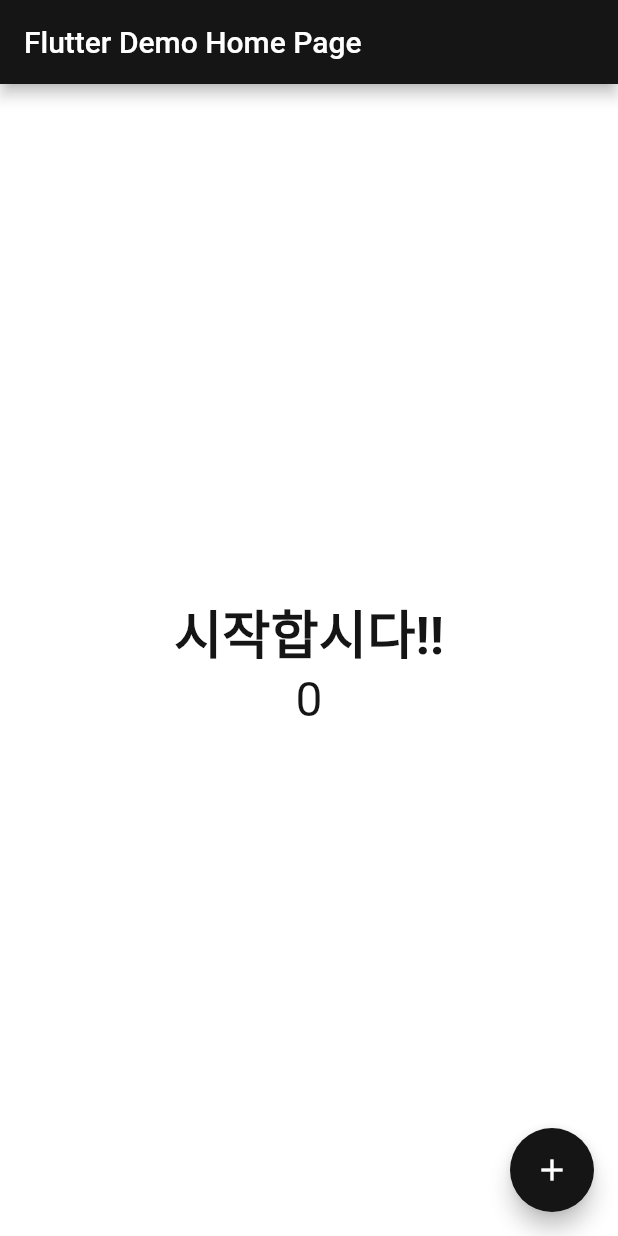
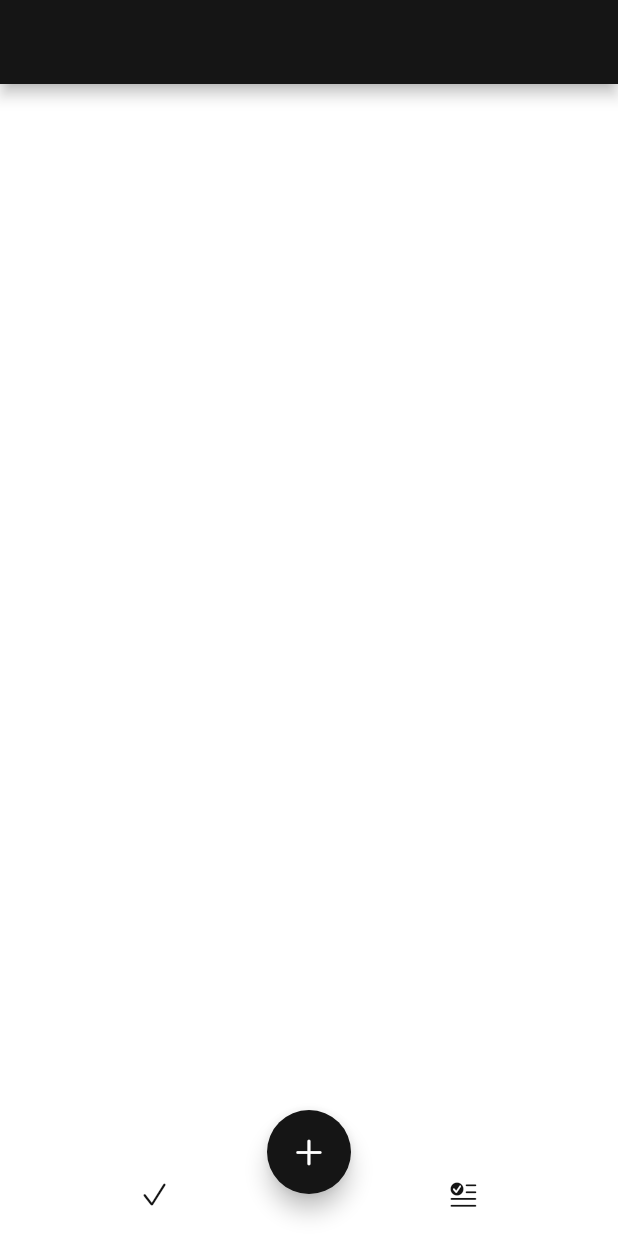
Before and after one commit to Nuri801/medaid, a Flutter app: the screen it shows after launch, on a phone screen of 412 x 824 dp. Run offline on Flutter 3.47's test engine with Material 2 defaults, Android fonts, the phone set to English and light mode, and no system bars; Roboto replaces fonts that are missing (GmarketSansTTF).

Commit message:
Creating bottomNavigationBar, BottomAppBar.

```diff
--- a/lib/main.dart
+++ b/lib/main.dart
@@ -1,5 +1,6 @@
 import 'package:flutter/material.dart';
 import 'package:medaid/components/dory_themes.dart';
+import 'package:medaid/pages/home_page.dart';
 
 void main() {
   runApp(const MyApp());
@@ -13,9 +14,7 @@ class MyApp extends StatelessWidget {
     return MaterialApp(
       title: 'Flutter Demo',
       theme: DoryThemes.lightTheme,
-      home: const MyHomePage(
-        title: 'Flutter Demo Home Page',
-      ),
+      home: const HomePage(),
       builder: (context, child) => MediaQuery(
         data: MediaQuery.of(context).copyWith(textScaleFactor: 1.0),
         child: child!,
@@ -23,50 +22,3 @@ class MyApp extends StatelessWidget {
     );
   }
 }
-
-class MyHomePage extends StatefulWidget {
-  const MyHomePage({super.key, required this.title});
-  final String title;
-
-  @override
-  State<MyHomePage> createState() => _MyHomePageState();
-}
-
-class _MyHomePageState extends State<MyHomePage> {
-  int _counter = 0;
-
-  void _incrementCounter() {
-    setState(() {
-      _counter++;
-    });
-  }
-
-  @override
-  Widget build(BuildContext context) {
-    return Scaffold(
-      appBar: AppBar(
-        title: Text(widget.title),
-      ),
-      body: Center(
-        child: Column(
-          mainAxisAlignment: MainAxisAlignment.center,
-          children: <Widget>[
-            const Text(
-              '시작합시다!!',
-              style: TextStyle(fontSize: 35, fontWeight: FontWeight.w700),
-            ),
-            Text(
-              '$_counter',
-              style: Theme.of(context).textTheme.headline4,
-            ),
-          ],
-        ),
-      ),
-      floatingActionButton: FloatingActionButton(
-        onPressed: _incrementCounter,
-        tooltip: 'Increment',
-        child: const Icon(Icons.add),
-      ), // This trailing comma makes auto-formatting nicer for build methods.
-    );
-  }
-}
--- /dev/null
+++ b/lib/pages/home_page.dart
@@ -0,0 +1,45 @@
+import 'package:flutter/cupertino.dart';
+import 'package:flutter/material.dart';
+
+class HomePage extends StatelessWidget {
+  const HomePage({Key? key}) : super(key: key);
+
+  @override
+  Widget build(BuildContext context) {
+    return Container(
+      color: Colors.white,
+      child: SafeArea(
+        top: false,
+        child: Scaffold(
+          appBar: AppBar(),
+          body: Center(),
+          floatingActionButton: FloatingActionButton(
+            onPressed: () {},
+            child: const Icon(CupertinoIcons.add),
+          ),
+          floatingActionButtonLocation: FloatingActionButtonLocation.centerDocked,
+          bottomNavigationBar: BottomAppBar(
+            elevation: 0,
+            child: Container(
+              height: kBottomNavigationBarHeight,
+              color: Colors.white,
+              child: Row(
+                mainAxisAlignment: MainAxisAlignment.spaceAround,
+                children: [
+                  CupertinoButton(
+                    onPressed: () {},
+                    child: const Icon(CupertinoIcons.checkmark),
+                  ),
+                  CupertinoButton(
+                    onPressed: () {},
+                    child: const Icon(CupertinoIcons.text_badge_checkmark),
+                  )
+                ],
+              ),
+            ),
+          ),
+        ),
+      ),
+    );
+  }
+}
```
